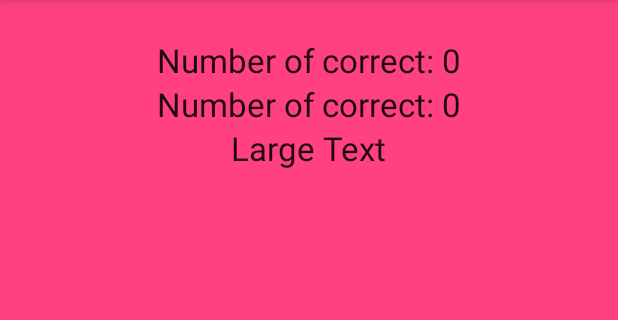
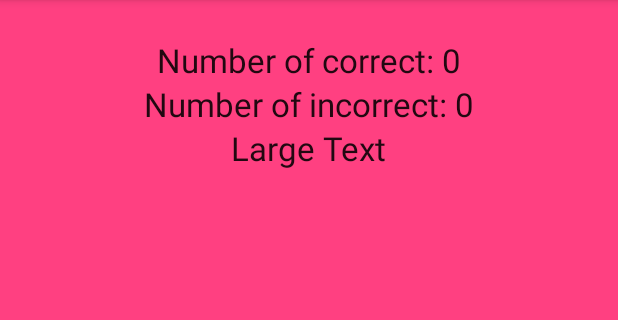
Before and after one commit to fruitbraker/RedbirdHacks2016, an Android app: the InfoActivity screen opened directly, with no data from a screen before it, on a phone screen of 412 x 824 dp, the part 84-404 px from its top. Run offline under Robolectric (Android 15) with nearby library versions, the phone set to English and light mode, and no system bars; 1 statement that could not run was skipped.

Commit message:
Number of correct -> number of incorrect

```diff
--- a/app/src/main/java/com/ercpng/redbirdhacks2016/activities/InfoActivity.java
+++ b/app/src/main/java/com/ercpng/redbirdhacks2016/activities/InfoActivity.java
@@ -20,7 +20,7 @@ public class InfoActivity extends AppCompatActivity {
         tvCorrect.setText("Number of correct: " + MyApplication.getCorrect());
 
         tvIncorrect = (TextView) findViewById(R.id.tvIncorrect);
-        tvIncorrect.setText("Number of correct: " + MyApplication.getIncorrect());
+        tvIncorrect.setText("Number of incorrect: " + MyApplication.getIncorrect());
 
 
         tvAvg = (TextView) findViewById(R.id.tvAverageTime);
```
